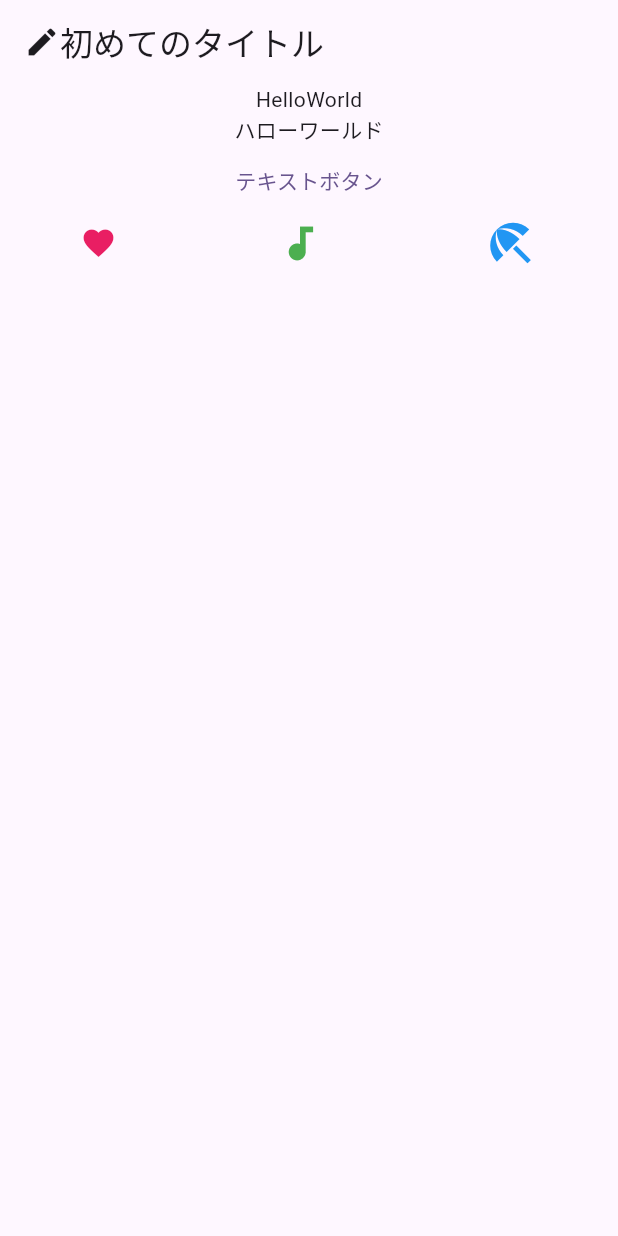
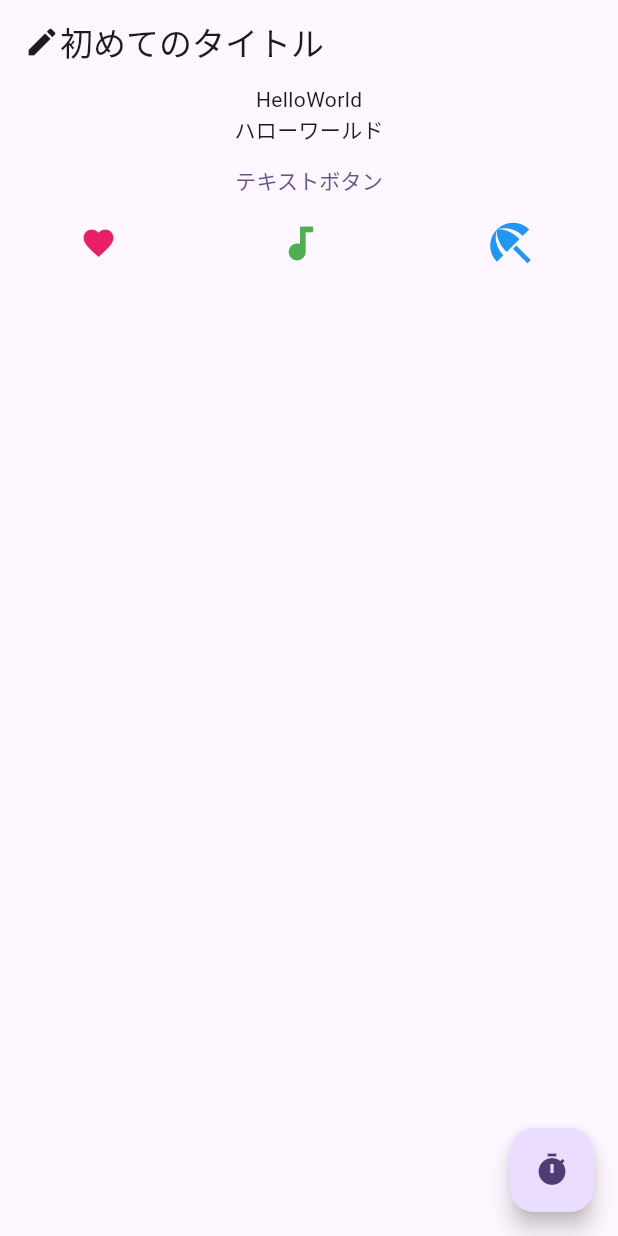
Before and after one commit to hareya0622/flutter-development-getting-started, a Flutter app: the screen it shows after launch, on a phone screen of 412 x 824 dp. Run offline on Flutter 3.47's test engine with Material 3 defaults, Android fonts, the phone set to English and light mode, and no system bars.

Commit message:
リスト 2.6

```diff
--- a/lib/main.dart
+++ b/lib/main.dart
@@ -60,6 +60,11 @@ class _MyHomePageState extends State<MyHomePage> {
             ],
           )
         ],
-        ));
+      ),
+      floatingActionButton: FloatingActionButton(
+        onPressed: () => {print("押したね？")},
+        child: const Icon(Icons.timer),
+      ),
+    );
   }
 }
```
Lines whose indentation alone changed are shown as unchanged.
